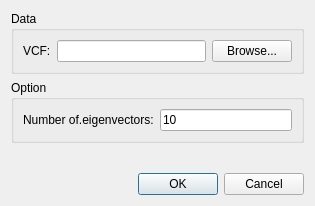
This is dialoggsc.ui in njau-sri/rtm-gwas as Qt 5 draws it before an edit. The edited form follows.
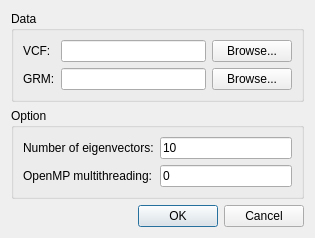
This is the edited form.

What changed in the file:
```diff
--- a/dialoggsc.ui
+++ b/dialoggsc.ui
@@ -7,7 +7,7 @@
     <x>0</x>
     <y>0</y>
     <width>315</width>
-    <height>206</height>
+    <height>221</height>
    </rect>
   </property>
   <property name="windowTitle">
@@ -19,19 +19,36 @@
      <property name="title">
       <string>Data</string>
      </property>
-     <layout class="QHBoxLayout" name="horizontalLayout">
-      <item>
-       <widget class="QLabel" name="label">
+     <layout class="QGridLayout" name="gridLayout">
+      <item row="0" column="2">
+       <widget class="QPushButton" name="pushButtonVCF">
+        <property name="text">
+         <string>Browse...</string>
+        </property>
+       </widget>
+      </item>
+      <item row="0" column="1">
+       <widget class="QLineEdit" name="lineEditVCF"/>
+      </item>
+      <item row="0" column="0">
+       <widget class="QLabel" name="labelVCF">
         <property name="text">
          <string>VCF:</string>
         </property>
        </widget>
       </item>
-      <item>
-       <widget class="QLineEdit" name="lineEditVcf"/>
+      <item row="1" column="0">
+       <widget class="QLabel" name="labelGRM">
+        <property name="text">
+         <string>GRM:</string>
+        </property>
+       </widget>
       </item>
-      <item>
-       <widget class="QPushButton" name="pushButtonVcf">
+      <item row="1" column="1">
+       <widget class="QLineEdit" name="lineEditGRM"/>
+      </item>
+      <item row="1" column="2">
+       <widget class="QPushButton" name="pushButtonGRM">
         <property name="text">
          <string>Browse...</string>
         </property>
@@ -49,7 +66,7 @@
       <item row="0" column="0">
        <widget class="QLabel" name="labelTop">
         <property name="text">
-         <string>Number of.eigenvectors:</string>
+         <string>Number of eigenvectors:</string>
         </property>
        </widget>
       </item>
@@ -60,6 +77,20 @@
         </property>
        </widget>
       </item>
+      <item row="1" column="0">
+       <widget class="QLabel" name="labelOpenMP">
+        <property name="text">
+         <string>OpenMP multithreading:</string>
+        </property>
+       </widget>
+      </item>
+      <item row="1" column="1">
+       <widget class="QLineEdit" name="lineEditOpenMP">
+        <property name="text">
+         <string>0</string>
+        </property>
+       </widget>
+      </item>
      </layout>
     </widget>
    </item>
```
